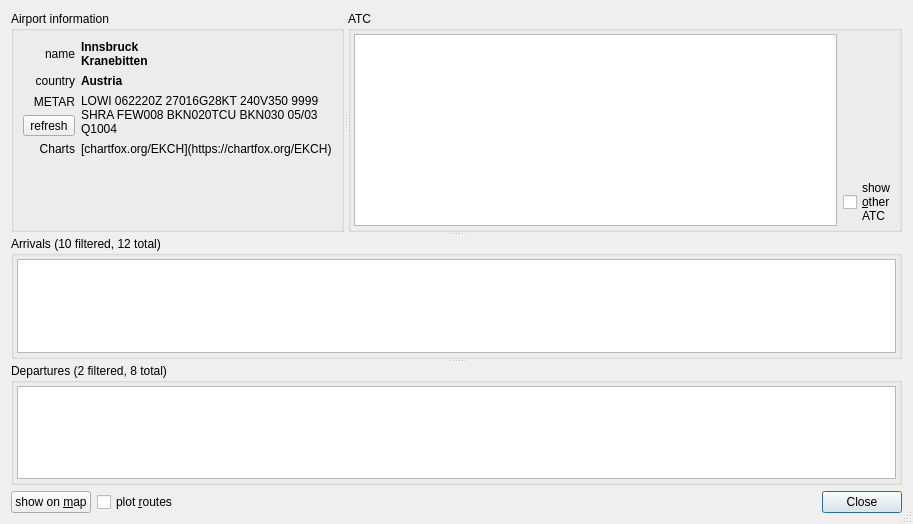
qutescoop/qutescoop, file src/AirportDetails.ui: the form before one commit.
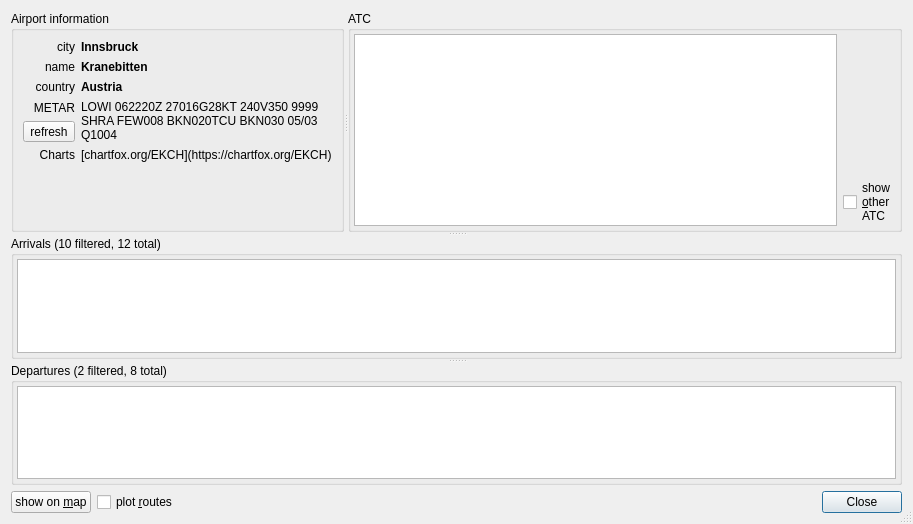
The form after the commit. Icons and pictures are not drawn.

Commit message: [TASK] cleanup airport code (#206)

Patch:
```diff
--- a/src/AirportDetails.ui
+++ b/src/AirportDetails.ui
@@ -38,49 +38,7 @@
         <set>Qt::AlignLeading|Qt::AlignLeft|Qt::AlignTop</set>
        </property>
        <layout class="QGridLayout" name="gridLayout" columnstretch="0,0">
-        <item row="3" column="1">
-         <widget class="QLabel" name="lblCharts">
-          <property name="text">
-           <string>[chartfox.org/EKCH](https://chartfox.org/EKCH)</string>
-          </property>
-          <property name="textFormat">
-           <enum>Qt::MarkdownText</enum>
-          </property>
-          <property name="openExternalLinks">
-           <bool>true</bool>
-          </property>
-          <property name="textInteractionFlags">
-           <set>Qt::LinksAccessibleByMouse|Qt::TextSelectableByMouse</set>
-          </property>
-         </widget>
-        </item>
-        <item row="2" column="1">
-         <widget class="QLabel" name="lblMetar">
-          <property name="text">
-           <string>LOWI 062220Z 27016G28KT 240V350 9999 SHRA FEW008 BKN020TCU BKN030 05/03 Q1004</string>
-          </property>
-          <property name="alignment">
-           <set>Qt::AlignLeading|Qt::AlignLeft|Qt::AlignTop</set>
-          </property>
-          <property name="wordWrap">
-           <bool>true</bool>
-          </property>
-          <property name="textInteractionFlags">
-           <set>Qt::LinksAccessibleByMouse|Qt::TextSelectableByMouse</set>
-          </property>
-         </widget>
-        </item>
         <item row="3" column="0">
-         <widget class="QLabel" name="_lblCharts">
-          <property name="text">
-           <string>Charts</string>
-          </property>
-          <property name="alignment">
-           <set>Qt::AlignRight|Qt::AlignTrailing|Qt::AlignVCenter</set>
-          </property>
-         </widget>
-        </item>
-        <item row="2" column="0">
          <widget class="QWidget" name="verticalWidgetMetar" native="true">
           <layout class="QVBoxLayout" name="verticalLayoutMetar">
            <property name="leftMargin">
@@ -132,20 +90,84 @@
           </layout>
          </widget>
         </item>
-        <item row="0" column="1">
-         <widget class="QLabel" name="lblName">
+        <item row="3" column="1">
+         <widget class="QLabel" name="lblMetar">
+          <property name="text">
+           <string>LOWI 062220Z 27016G28KT 240V350 9999 SHRA FEW008 BKN020TCU BKN030 05/03 Q1004</string>
+          </property>
+          <property name="alignment">
+           <set>Qt::AlignLeading|Qt::AlignLeft|Qt::AlignTop</set>
+          </property>
+          <property name="wordWrap">
+           <bool>true</bool>
+          </property>
+          <property name="textInteractionFlags">
+           <set>Qt::LinksAccessibleByMouse|Qt::TextSelectableByMouse</set>
+          </property>
+         </widget>
+        </item>
+        <item row="4" column="1">
+         <widget class="QLabel" name="lblCharts">
+          <property name="text">
+           <string>[chartfox.org/EKCH](https://chartfox.org/EKCH)</string>
+          </property>
+          <property name="textFormat">
+           <enum>Qt::MarkdownText</enum>
+          </property>
+          <property name="openExternalLinks">
+           <bool>true</bool>
+          </property>
+          <property name="textInteractionFlags">
+           <set>Qt::LinksAccessibleByMouse|Qt::TextSelectableByMouse</set>
+          </property>
+         </widget>
+        </item>
+        <item row="1" column="0">
+         <widget class="QLabel" name="lblNameLabel">
+          <property name="autoFillBackground">
+           <bool>false</bool>
+          </property>
+          <property name="text">
+           <string>name</string>
+          </property>
+          <property name="alignment">
+           <set>Qt::AlignRight|Qt::AlignTrailing|Qt::AlignVCenter</set>
+          </property>
+         </widget>
+        </item>
+        <item row="2" column="0">
+         <widget class="QLabel" name="label_5">
+          <property name="text">
+           <string>country</string>
+          </property>
+          <property name="alignment">
+           <set>Qt::AlignRight|Qt::AlignTrailing|Qt::AlignVCenter</set>
+          </property>
+         </widget>
+        </item>
+        <item row="2" column="1">
+         <widget class="QLabel" name="lblCountry">
           <property name="font">
            <font>
             <bold>true</bold>
            </font>
           </property>
           <property name="text">
-           <string>Innsbruck
-Kranebitten</string>
+           <string>Austria</string>
           </property>
          </widget>
         </item>
         <item row="4" column="0">
+         <widget class="QLabel" name="_lblCharts">
+          <property name="text">
+           <string>Charts</string>
+          </property>
+          <property name="alignment">
+           <set>Qt::AlignRight|Qt::AlignTrailing|Qt::AlignVCenter</set>
+          </property>
+         </widget>
+        </item>
+        <item row="5" column="0">
          <spacer name="verticalSpacer">
           <property name="orientation">
            <enum>Qt::Vertical</enum>
@@ -159,40 +181,39 @@
          </spacer>
         </item>
         <item row="1" column="1">
-         <widget class="QLabel" name="lblCountry">
+         <widget class="QLabel" name="lblName">
           <property name="font">
            <font>
             <bold>true</bold>
            </font>
           </property>
           <property name="text">
-           <string>Austria</string>
-          </property>
-         </widget>
-        </item>
-        <item row="1" column="0">
-         <widget class="QLabel" name="label_5">
-          <property name="text">
-           <string>country</string>
-          </property>
-          <property name="alignment">
-           <set>Qt::AlignRight|Qt::AlignTrailing|Qt::AlignVCenter</set>
+           <string>Kranebitten</string>
           </property>
          </widget>
         </item>
         <item row="0" column="0">
-         <widget class="QLabel" name="label_4">
-          <property name="autoFillBackground">
-           <bool>false</bool>
-          </property>
+         <widget class="QLabel" name="lblCityLabel">
           <property name="text">
-           <string>name</string>
+           <string>city</string>
           </property>
           <property name="alignment">
            <set>Qt::AlignRight|Qt::AlignTrailing|Qt::AlignVCenter</set>
           </property>
          </widget>
         </item>
+        <item row="0" column="1">
+         <widget class="QLabel" name="lblCity">
+          <property name="font">
+           <font>
+            <bold>true</bold>
+           </font>
+          </property>
+          <property name="text">
+           <string>Innsbruck</string>
+          </property>
+         </widget>
+        </item>
        </layout>
       </widget>
       <widget class="QGroupBox" name="groupBoxAtc">
```
The commit also changes 3 other files.
